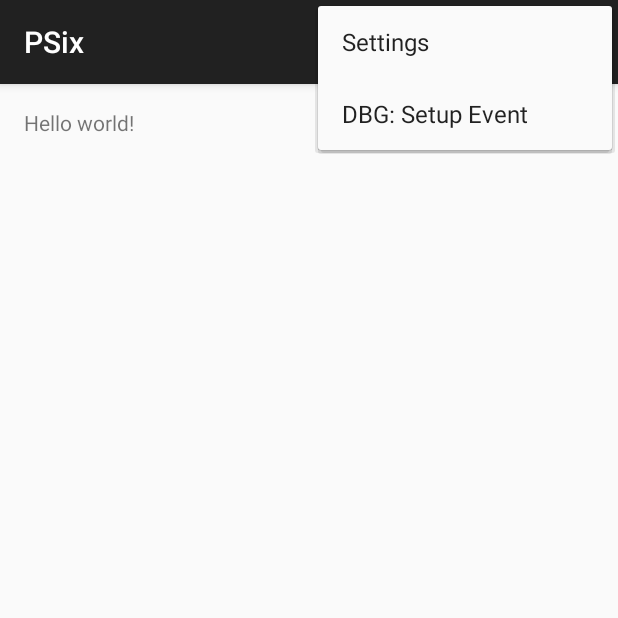
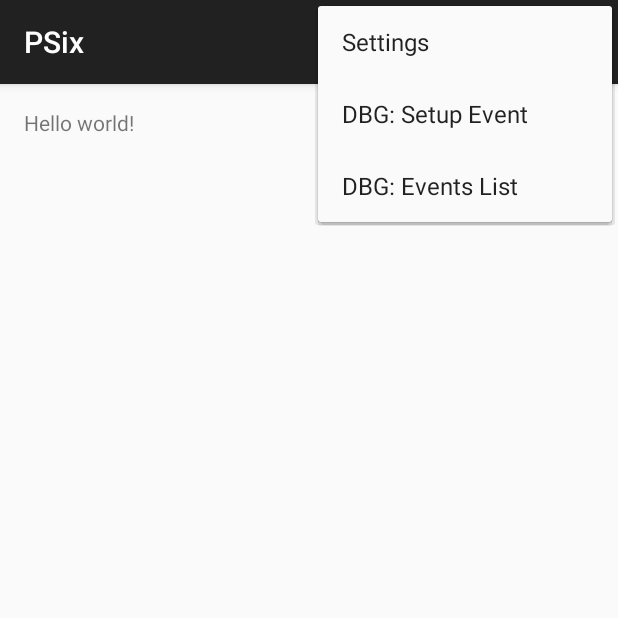
Before and after one commit to iic-ninjas/PSix, an Android app: the screen it shows after launch (MainActivity), with the options menu open, on a phone screen of 412 x 824 dp, the top half of it. Run offline under Robolectric (Android 15) with nearby library versions, the phone set to English and light mode, and no system bars.

Commit message:
added debug menu

```diff
--- a/app/src/main/java/com/paypal/psix/activities/MainActivity.java
+++ b/app/src/main/java/com/paypal/psix/activities/MainActivity.java
@@ -36,11 +36,11 @@ public class MainActivity extends ActionBarActivity {
         //noinspection SimplifiableIfStatement
         if (id == R.id.action_settings) {
             return true;
-        }
-
-        if (id == R.id.action_debug_setup_event) {
+        } else if (id == R.id.action_debug_setup_event) {
             startActivity(new Intent(this, SetupEventActivity.class));
             return true;
+        } else if (id == R.id.action_debug_events_list) {
+            startActivity(new Intent(this, EventsActivity.class));
         }
 
         return super.onOptionsItemSelected(item);
--- a/app/src/main/res/menu/menu_main.xml
+++ b/app/src/main/res/menu/menu_main.xml
@@ -9,5 +9,9 @@
         android:title="@string/action_debug_setup_event"
         android:orderInCategory="200"
         app:showAsAction="never" />
+    <item android:id="@+id/action_debug_events_list"
+        android:title="@string/action_debug_events_list"
+        android:orderInCategory="300"
+        app:showAsAction="never" />
 
 </menu>
--- a/app/src/main/res/values/strings.xml
+++ b/app/src/main/res/values/strings.xml
@@ -10,5 +10,6 @@
     <string name="hint_setup_event_price">$99</string>
     <string name="hint_setup_event_reason">The cost is to cover beer, chips and fruits for the party</string>
     <string name="label_setup_event_reason">Why are you requesting money?</string>
+    <string name="action_debug_events_list">DBG: Events List</string>
 
 </resources>
```
